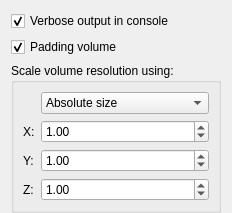
Before: the Qt Designer form src/Interface/Modules/Fields/InterfaceWithCleaverDialog.ui in SCIInstitute/SCIRun, drawn with Qt 5.
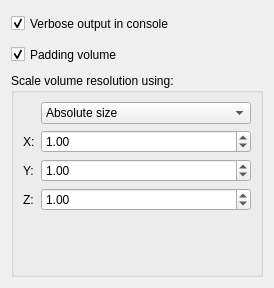
After: the same form once the commit is applied.

The edit to the form file:
```diff
--- a/src/Interface/Modules/Fields/InterfaceWithCleaverDialog.ui
+++ b/src/Interface/Modules/Fields/InterfaceWithCleaverDialog.ui
@@ -6,14 +6,14 @@
    <rect>
     <x>0</x>
     <y>0</y>
-    <width>232</width>
-    <height>213</height>
+    <width>274</width>
+    <height>288</height>
    </rect>
   </property>
   <property name="minimumSize">
    <size>
-    <width>232</width>
-    <height>213</height>
+    <width>274</width>
+    <height>288</height>
    </size>
   </property>
   <property name="windowTitle">
@@ -22,6 +22,12 @@
   <layout class="QVBoxLayout" name="verticalLayout">
    <item>
     <widget class="QCheckBox" name="VerboseCheckBox_">
+     <property name="minimumSize">
+      <size>
+       <width>0</width>
+       <height>25</height>
+      </size>
+     </property>
      <property name="text">
       <string>Verbose output in console</string>
      </property>
@@ -32,6 +38,12 @@
    </item>
    <item>
     <widget class="QCheckBox" name="PaddingCheckBox_">
+     <property name="minimumSize">
+      <size>
+       <width>0</width>
+       <height>25</height>
+      </size>
+     </property>
      <property name="text">
       <string>Padding volume</string>
      </property>
```
